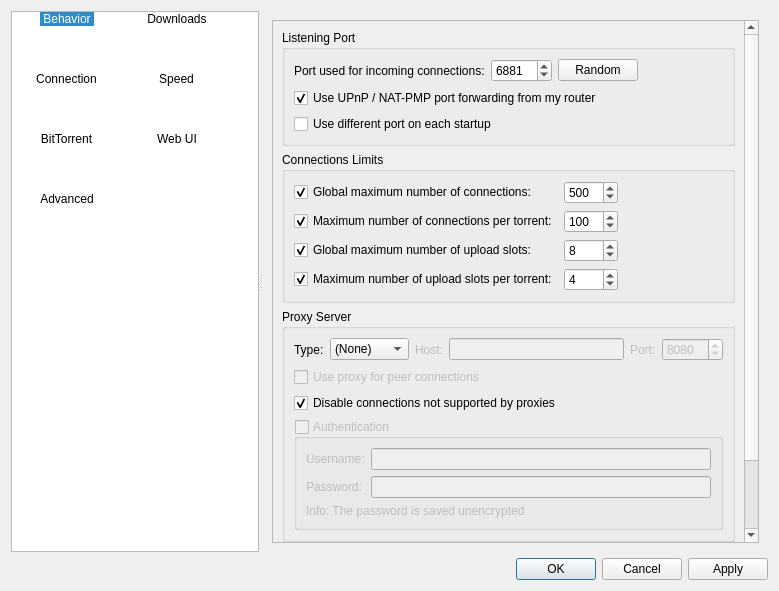
The window that src/gui/options.ui (SysAdminDoc/qBittorrent-Vanced) describes before a commit, drawn with Qt 5.
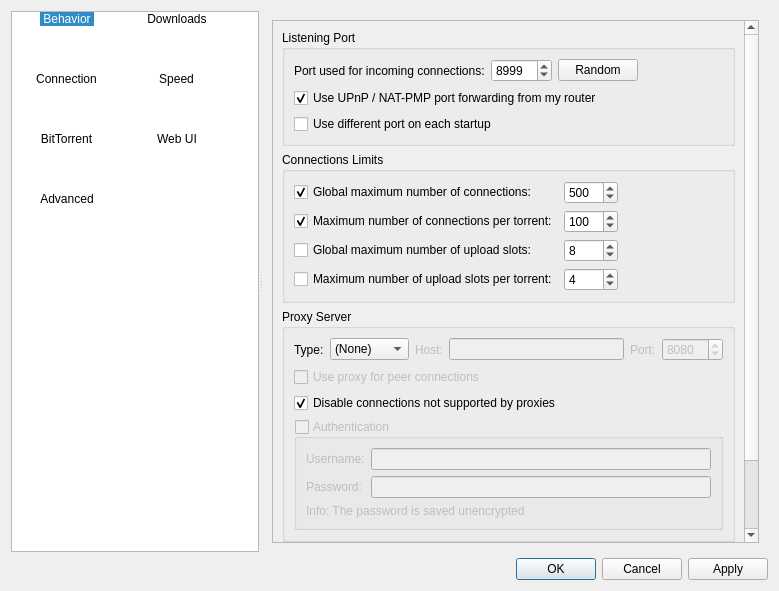
The same window after the commit. The open tabs and pages were chosen to show the change. Icons and pictures are not drawn.

Patch:
```diff
--- a/src/gui/options.ui
+++ b/src/gui/options.ui
@@ -1068,7 +1068,7 @@
                       <number>65535</number>
                      </property>
                      <property name="value">
-                      <number>6881</number>
+                      <number>8999</number>
                      </property>
                     </widget>
                    </item>
@@ -1177,7 +1177,7 @@
                   <string>Maximum number of upload slots per torrent:</string>
                  </property>
                  <property name="checked">
-                  <bool>true</bool>
+                  <bool>false</bool>
                  </property>
                 </widget>
                </item>
@@ -1236,7 +1236,7 @@
                   <string>Global maximum number of upload slots:</string>
                  </property>
                  <property name="checked">
-                  <bool>true</bool>
+                  <bool>false</bool>
                  </property>
                 </widget>
                </item>
```
